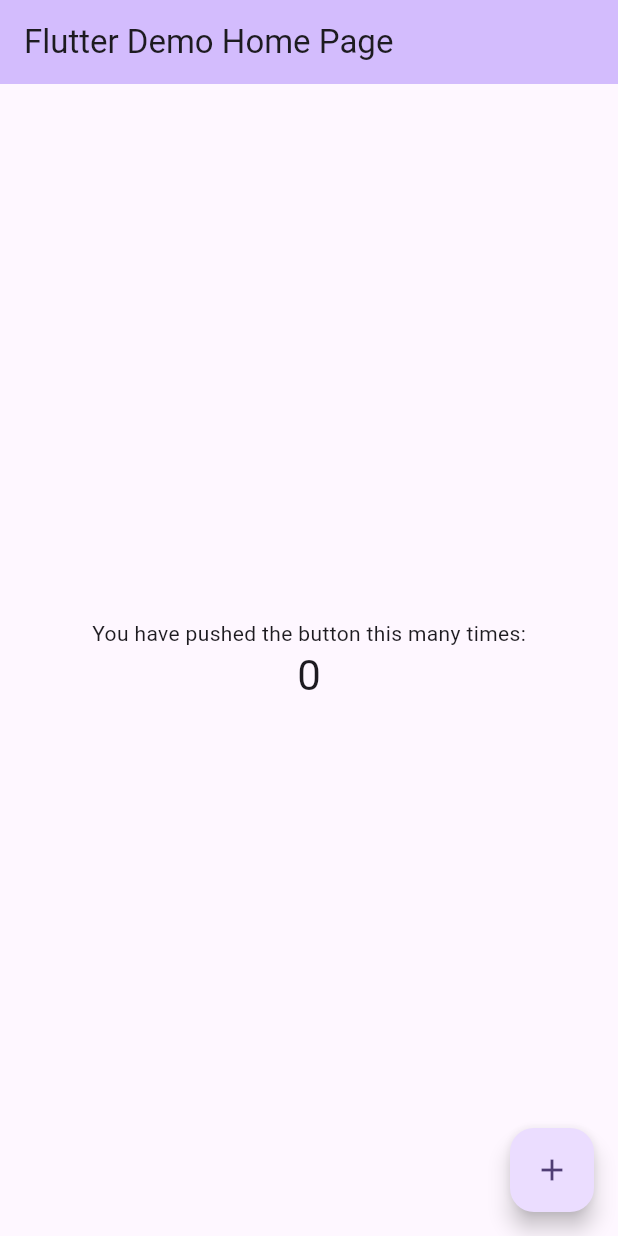
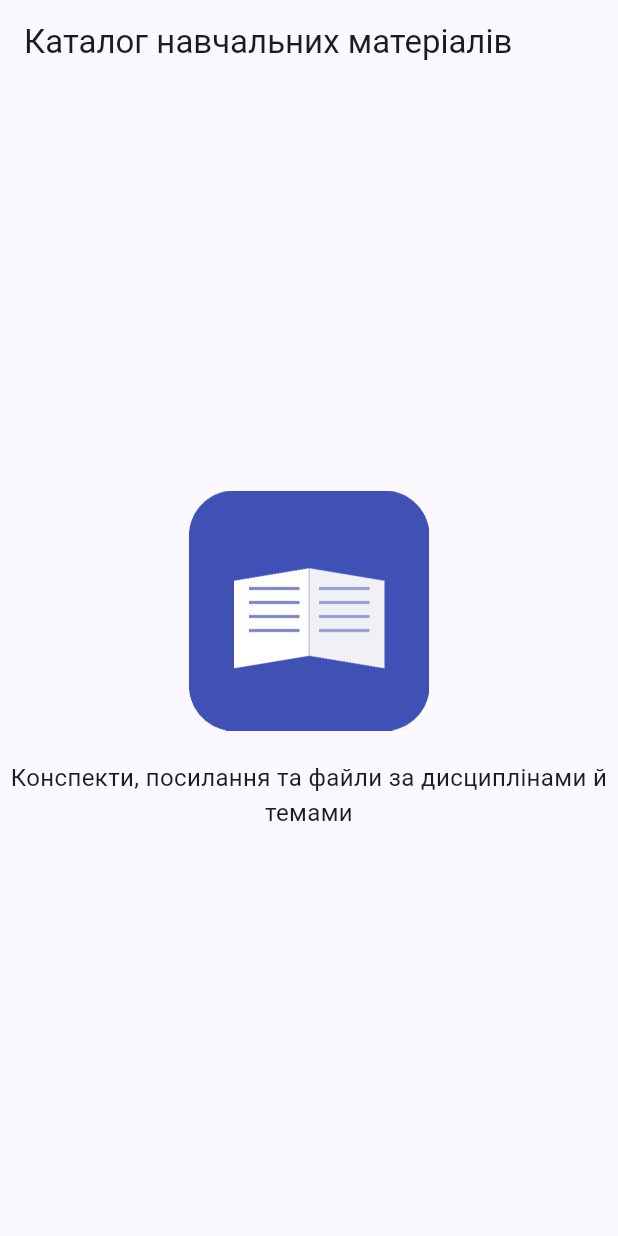
Before and after one commit to Spehereuz/study_materials_catalog, a Flutter app: the screen it shows after launch, on a phone screen of 412 x 824 dp. Run offline on Flutter 3.47's test engine with Material 3 defaults, Android fonts, the phone set to English and light mode, and no system bars.

Commit message:
feat: themed home screen with description and asset image

```diff
--- a/lib/main.dart
+++ b/lib/main.dart
@@ -7,116 +7,47 @@ void main() {
 class MyApp extends StatelessWidget {
   const MyApp({super.key});
 
-  // This widget is the root of your application.
   @override
   Widget build(BuildContext context) {
     return MaterialApp(
-      title: 'Flutter Demo',
+      debugShowCheckedModeBanner: false,
+      title: 'Каталог навчальних матеріалів',
       theme: ThemeData(
-        // This is the theme of your application.
-        //
-        // TRY THIS: Try running your application with "flutter run". You'll see
-        // the application has a purple toolbar. Then, without quitting the app,
-        // try changing the seedColor in the colorScheme below to Colors.green
-        // and then invoke "hot reload" (save your changes or press the "hot
-        // reload" button in a Flutter-supported IDE, or press "r" if you used
-        // the command line to start the app).
-        //
-        // Notice that the counter didn't reset back to zero; the application
-        // state is not lost during the reload. To reset the state, use hot
-        // restart instead.
-        //
-        // This works for code too, not just values: Most code changes can be
-        // tested with just a hot reload.
-        colorScheme: .fromSeed(seedColor: Colors.deepPurple),
+        colorScheme: ColorScheme.fromSeed(seedColor: Colors.indigo),
+        useMaterial3: true,
       ),
-      home: const MyHomePage(title: 'Flutter Demo Home Page'),
+      home: const HomeScreen(),
     );
   }
 }
 
-class MyHomePage extends StatefulWidget {
-  const MyHomePage({super.key, required this.title});
-
-  // This widget is the home page of your application. It is stateful, meaning
-  // that it has a State object (defined below) that contains fields that affect
-  // how it looks.
-
-  // This class is the configuration for the state. It holds the values (in this
-  // case the title) provided by the parent (in this case the App widget) and
-  // used by the build method of the State. Fields in a Widget subclass are
-  // always marked "final".
-
-  final String title;
-
-  @override
-  State<MyHomePage> createState() => _MyHomePageState();
-}
-
-class _MyHomePageState extends State<MyHomePage> {
-  int _counter = 0;
-
-  void _incrementCounter() {
-    setState(() {
-      // This call to setState tells the Flutter framework that something has
-      // changed in this State, which causes it to rerun the build method below
-      // so that the display can reflect the updated values. If we changed
-      // _counter without calling setState(), then the build method would not be
-      // called again, and so nothing would appear to happen.
-      _counter++;
-    });
-  }
+class HomeScreen extends StatelessWidget {
+  const HomeScreen({super.key});
 
   @override
   Widget build(BuildContext context) {
-    // This method is rerun every time setState is called, for instance as done
-    // by the _incrementCounter method above.
-    //
-    // The Flutter framework has been optimized to make rerunning build methods
-    // fast, so that you can just rebuild anything that needs updating rather
-    // than having to individually change instances of widgets.
     return Scaffold(
       appBar: AppBar(
-        // TRY THIS: Try changing the color here to a specific color (to
-        // Colors.amber, perhaps?) and trigger a hot reload to see the AppBar
-        // change color while the other colors stay the same.
-        backgroundColor: Theme.of(context).colorScheme.inversePrimary,
-        // Here we take the value from the MyHomePage object that was created by
-        // the App.build method, and use it to set our appbar title.
-        title: Text(widget.title),
+        title: const Text('Каталог навчальних матеріалів'),
       ),
       body: Center(
-        // Center is a layout widget. It takes a single child and positions it
-        // in the middle of the parent.
         child: Column(
-          // Column is also a layout widget. It takes a list of children and
-          // arranges them vertically. By default, it sizes itself to fit its
-          // children horizontally, and tries to be as tall as its parent.
-          //
-          // Column has various properties to control how it sizes itself and
-          // how it positions its children. Here we use mainAxisAlignment to
-          // center the children vertically; the main axis here is the vertical
-          // axis because Columns are vertical (the cross axis would be
-          // horizontal).
-          //
-          // TRY THIS: Invoke "debug painting" (choose the "Toggle Debug Paint"
-          // action in the IDE, or press "p" in the console), to see the
-          // wireframe for each widget.
-          mainAxisAlignment: .center,
+          mainAxisAlignment: MainAxisAlignment.center,
           children: [
-            const Text('You have pushed the button this many times:'),
-            Text(
-              '$_counter',
-              style: Theme.of(context).textTheme.headlineMedium,
+            Image.asset(
+              'assets/images/app_image.png',
+              width: 160,
+              height: 160,
+            ),
+            const SizedBox(height: 20),
+            const Text(
+              'Конспекти, посилання та файли за дисциплінами й темами',
+              textAlign: TextAlign.center,
+              style: TextStyle(fontSize: 16),
             ),
           ],
         ),
       ),
-      floatingActionButton: FloatingActionButton(
-        onPressed: _incrementCounter,
-        tooltip: 'Increment',
-        child: const Icon(Icons.add),
-      ),
     );
   }
 }
--- a/pubspec.yaml
+++ b/pubspec.yaml
@@ -1,5 +1,5 @@
 name: study_materials_catalog
-description: "A new Flutter project."
+description: "Каталог навчальних матеріалів: конспекти, посилання та файли за дисциплінами і темами."
 # The following line prevents the package from being accidentally published to
 # pub.dev using `flutter pub publish`. This is preferred for private packages.
 publish_to: 'none' # Remove this line if you wish to publish to pub.dev
@@ -57,6 +57,9 @@ flutter:
   # the material Icons class.
   uses-material-design: true
 
+  assets:
+    - assets/images/
+
   # To add assets to your application, add an assets section, like this:
   # assets:
   #   - images/a_dot_burr.jpeg
```
Also changed, not shown: assets/images/app_image.png (added).
